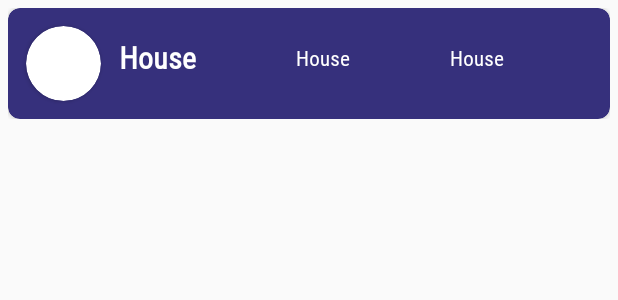
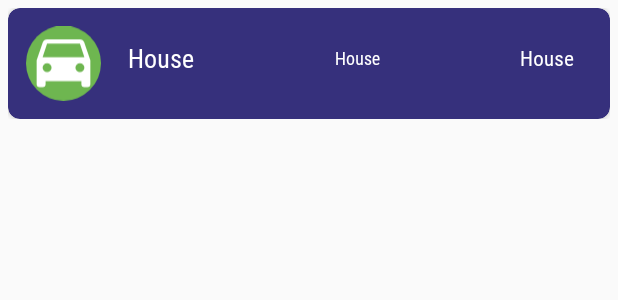
Before and after one commit to ifeadikanwa/Expen, an Android app: the layout income_item_layout.xml on its own in the app's theme, with its tools: preview values and no code run, on a phone screen of 412 x 824 dp. Shown: the top 300 px of the screen. Run offline under Robolectric (Android 15) with nearby library versions, the phone set to English and light mode, and no system bars.

Commit message:
Refine expense income ui

```diff
--- a/app/src/main/res/layout/income_item_layout.xml
+++ b/app/src/main/res/layout/income_item_layout.xml
@@ -18,49 +18,54 @@
             android:orientation="horizontal"
             android:layout_margin="4dp">
 
-            <androidx.cardview.widget.CardView
+            <ImageView
                 android:id="@+id/inc_category_img"
                 android:layout_width="50dp"
                 android:layout_height="50dp"
-                app:cardCornerRadius="25dp"
                 android:layout_margin="8dp"
                 android:src="@drawable/ic_auto_category"/>
 
-                <LinearLayout
+            <androidx.constraintlayout.widget.ConstraintLayout
                 android:layout_width="match_parent"
                 android:layout_height="match_parent"
-                    android:orientation="horizontal"
-                    android:gravity="center"
                 android:layout_marginBottom="8dp">
 
                 <TextView
                     android:id="@+id/inc_category_txt"
                     android:layout_width="wrap_content"
                     android:layout_height="wrap_content"
-                        android:layout_weight="1"
-                        android:textColor="@android:color/white"
-                        android:textSize="20dp"
-                        android:textStyle="bold"
-                        android:layout_marginStart="4dp"
+                    android:layout_marginLeft="10dp"
+                    android:textSize="17dp"
+                    app:layout_constraintTop_toTopOf="parent"
+                    app:layout_constraintHorizontal_chainStyle="spread_inside"
+                    app:layout_constraintBottom_toBottomOf="parent"
+                    app:layout_constraintLeft_toLeftOf="parent"
+                    app:layout_constraintRight_toLeftOf="@id/inc_amount_txt"
                     android:text="House" />
 
                 <TextView
                     android:id="@+id/inc_amount_txt"
                     android:layout_width="wrap_content"
                     android:layout_height="wrap_content"
-                        android:layout_weight="1"
-                        android:textColor="@android:color/white"
+                    app:layout_constraintTop_toTopOf="parent"
+                    app:layout_constraintBottom_toBottomOf="parent"
+                    app:layout_constraintLeft_toRightOf="@id/inc_category_txt"
+                    app:layout_constraintRight_toLeftOf="@id/percentage_txt"
+                    android:textSize="12sp"
                     android:text="House" />
 
                 <TextView
                     android:id="@+id/percentage_txt"
                     android:layout_width="wrap_content"
                     android:layout_height="wrap_content"
-                        android:layout_weight="1"
-                        android:textColor="@android:color/white"
+                    app:layout_constraintTop_toTopOf="parent"
+                    app:layout_constraintBottom_toBottomOf="parent"
+                    android:layout_marginRight="20dp"
+                    app:layout_constraintLeft_toRightOf="@id/inc_amount_txt"
+                    app:layout_constraintRight_toRightOf="parent"
                     android:text="House" />
 
-                </LinearLayout>
+            </androidx.constraintlayout.widget.ConstraintLayout>
 
             </LinearLayout>
 
--- a/app/src/main/res/values/colors.xml
+++ b/app/src/main/res/values/colors.xml
@@ -18,4 +18,5 @@
     <color name="add_fab">#5B91F4</color>
     <color name="light_purple">#8C88BC</color>
     <color name="dark_text">#323232</color>
+    <color name="progress">#34AAA7</color>
 </resources>
```
Also changed, not shown: app/src/main/java/com/example/expen/IncomeAdapter.java (+5 -5 lines), app/src/main/res/drawable/progress.xml (added, +30 -0 lines), app/src/main/res/layout/expense_item_layout.xml (+4 -3 lines). Lines whose indentation alone changed are shown as unchanged.
